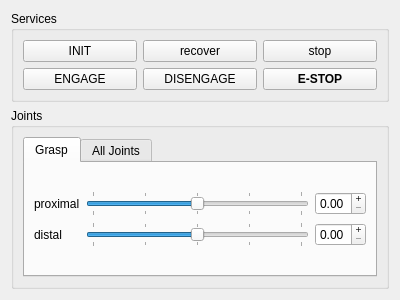
First picture: the form in resource/ui/SchunkJoints.ui, repository christian-rauch/schunk_ui, before the edit.
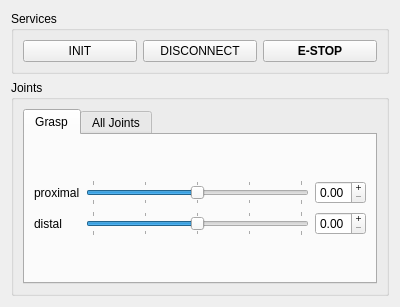
Second picture: the form after the edit.

Commit message: remove unused services

What changed in the file:
```diff
--- a/resource/ui/SchunkJoints.ui
+++ b/resource/ui/SchunkJoints.ui
@@ -7,7 +7,7 @@
     <x>0</x>
     <y>0</y>
     <width>400</width>
-    <height>300</height>
+    <height>307</height>
    </rect>
   </property>
   <property name="windowTitle">
@@ -20,27 +20,6 @@
       <string>Services</string>
      </property>
      <layout class="QGridLayout" name="gridLayout_7">
-      <item row="1" column="0">
-       <widget class="QPushButton" name="button_engage">
-        <property name="text">
-         <string>ENGAGE</string>
-        </property>
-       </widget>
-      </item>
-      <item row="0" column="2">
-       <widget class="QPushButton" name="button_stop">
-        <property name="text">
-         <string>stop</string>
-        </property>
-       </widget>
-      </item>
-      <item row="1" column="1">
-       <widget class="QPushButton" name="button_disengage">
-        <property name="text">
-         <string>DISENGAGE</string>
-        </property>
-       </widget>
-      </item>
       <item row="0" column="0">
        <widget class="QPushButton" name="button_init">
         <property name="text">
@@ -51,11 +30,11 @@
       <item row="0" column="1">
        <widget class="QPushButton" name="button_recover">
         <property name="text">
-         <string>recover</string>
+         <string>DISCONNECT</string>
         </property>
        </widget>
       </item>
-      <item row="1" column="2">
+      <item row="0" column="2">
        <widget class="QPushButton" name="button_estop">
         <property name="font">
          <font>
```
Left out of the diff: 2 changed lines with no effect on the pictures. The commit also changes 1 other file.
